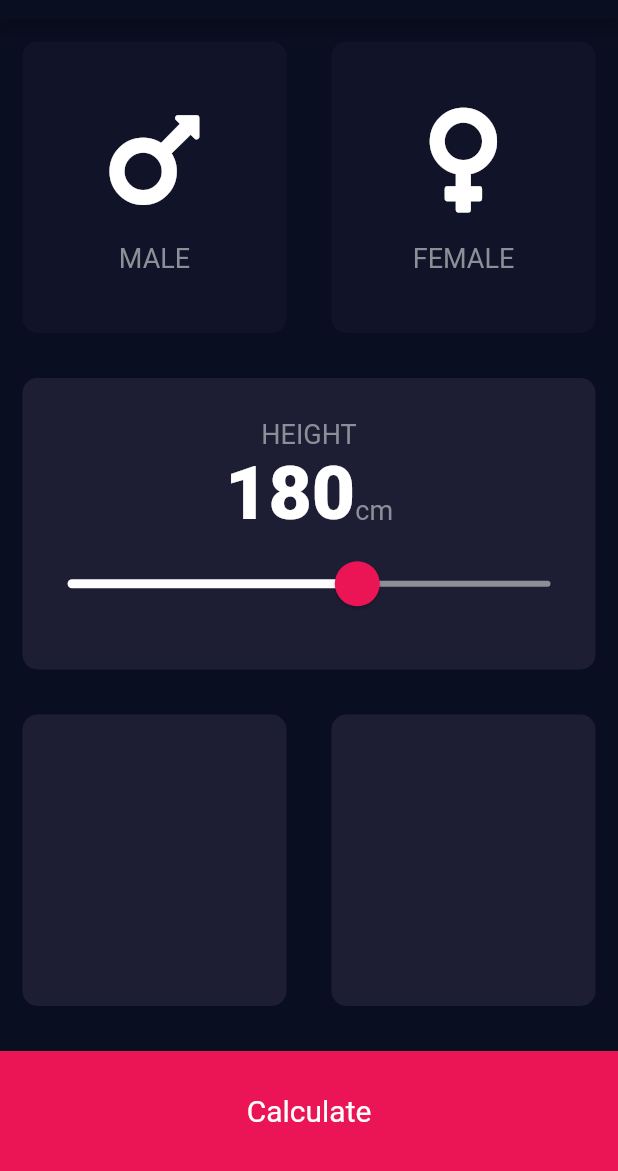
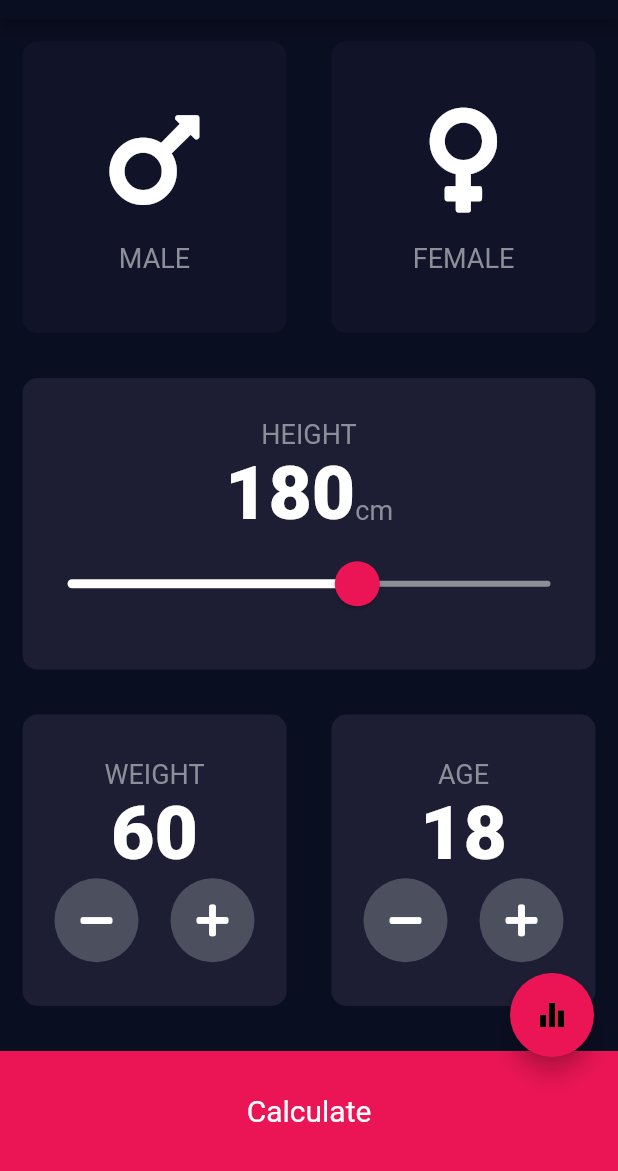
Before and after one commit to pleshkov-i-v/flutter_bmi_calculator, a Flutter app: the screen it shows after launch, on a phone screen of 412 x 824 dp, the part 65-1236 px from its top. Run offline on Flutter 3.47's test engine with Material 2 defaults, Android fonts, the phone set to English and light mode, and no system bars; our stand-ins replace font_awesome_flutter.

Commit message:
add: weight and age

```diff
--- a/bmi_calculator/lib/constants.dart
+++ b/bmi_calculator/lib/constants.dart
@@ -5,7 +5,7 @@ const kLabelTextStyle = TextStyle(
   color: Color(0xFF8D8E98),
 );
 
-const kHeightValueTextStyle = TextStyle(
+const kNumberTextStyle = TextStyle(
     fontSize: 50,
     fontWeight: FontWeight.w900
 );
@@ -18,3 +18,5 @@ const kSliderActiveColor = Color(0xFFFFFFFF);
 const kSliderInactiveColor = Color(0xFF8D8E98);
 const kSliderThumbColor = Color(0xFFEB1555);
 const kSliderOverlayColor = Color(0x29EB1555);
+const kButtonBackgroundColor = Color(0xFF4C4F5E);
+const kButtonForegroundColor = Colors.white;
--- a/bmi_calculator/lib/input_page.dart
+++ b/bmi_calculator/lib/input_page.dart
@@ -13,6 +13,8 @@ class InputPage extends StatefulWidget {
 class _InputPageState extends State<InputPage> {
   Gender _activeCard;
   int _height = 180;
+  int weight = 60;
+  int age = 18;
 
   Color _getCardColor(Gender cardIndex) {
     return cardIndex == _activeCard ? kActiveCardColor : kInActiveCardColor;
@@ -78,7 +80,7 @@ class _InputPageState extends State<InputPage> {
                     children: <Widget>[
                       Text(
                         _height.toString(),
-                        style: kHeightValueTextStyle,
+                        style: kNumberTextStyle,
                       ),
                       Text(
                         'cm',
@@ -118,11 +120,79 @@ class _InputPageState extends State<InputPage> {
                 Expanded(
                   child: ReusableCard(
                     color: kActiveCardColor,
+                    cardChild: Column(
+                      mainAxisAlignment: MainAxisAlignment.center,
+                      children: <Widget>[
+                        Text(
+                          'WEIGHT',
+                          style: kLabelTextStyle,
+                        ),
+                        Text(
+                          weight.toString(),
+                          style: kNumberTextStyle,
+                        ),
+                        Row(
+                          mainAxisAlignment: MainAxisAlignment.spaceEvenly,
+                          children: <Widget>[
+                            RoundIconButton(
+                              iconData: FontAwesomeIcons.minus,
+                              onPress: () {
+                                setState(() {
+                                  weight--;
+                                });
+                              },
+                            ),
+                            RoundIconButton(
+                              iconData: FontAwesomeIcons.plus,
+                              onPress: () {
+                                setState(() {
+                                  weight++;
+                                });
+                              },
+                            ),
+                          ],
+                        )
+                      ],
+                    ),
                   ),
                 ),
                 Expanded(
                   child: ReusableCard(
                     color: kActiveCardColor,
+                    cardChild: Column(
+                      mainAxisAlignment: MainAxisAlignment.center,
+                      children: <Widget>[
+                        Text(
+                          'AGE',
+                          style: kLabelTextStyle,
+                        ),
+                        Text(
+                          age.toString(),
+                          style: kNumberTextStyle,
+                        ),
+                        Row(
+                          mainAxisAlignment: MainAxisAlignment.spaceEvenly,
+                          children: <Widget>[
+                            RoundIconButton(
+                              iconData: FontAwesomeIcons.minus,
+                              onPress: () {
+                                setState(() {
+                                  age--;
+                                });
+                              },
+                            ),
+                            RoundIconButton(
+                              iconData: FontAwesomeIcons.plus,
+                              onPress: () {
+                                setState(() {
+                                  age++;
+                                });
+                              },
+                            ),
+                          ],
+                        ),
+                      ],
+                    ),
                   ),
                 ),
               ],
@@ -142,8 +212,38 @@ class _InputPageState extends State<InputPage> {
           )
         ],
       ),
+      floatingActionButton: Container(
+        child: FloatingActionButton(
+          child: Icon(Icons.equalizer),
+          backgroundColor: kSliderThumbColor,
+        ),
+        padding: EdgeInsets.only(bottom: 60.0),
+      ),
     );
   }
 }
 
 enum Gender { male, female }
+
+class RoundIconButton extends StatelessWidget {
+  final IconData iconData;
+  final Function onPress;
+  RoundIconButton({
+    @required this.iconData,
+    @required this.onPress});
+
+  @override
+  Widget build(BuildContext context) {
+    return RawMaterialButton(
+      shape: CircleBorder(),
+      fillColor: kButtonBackgroundColor,
+      constraints: BoxConstraints.tightFor(
+        width: 56.0,
+        height: 56.0,
+      ),
+      child: Icon(iconData),
+      elevation: 0.0,
+      onPressed: onPress,
+    );
+  }
+}
```
